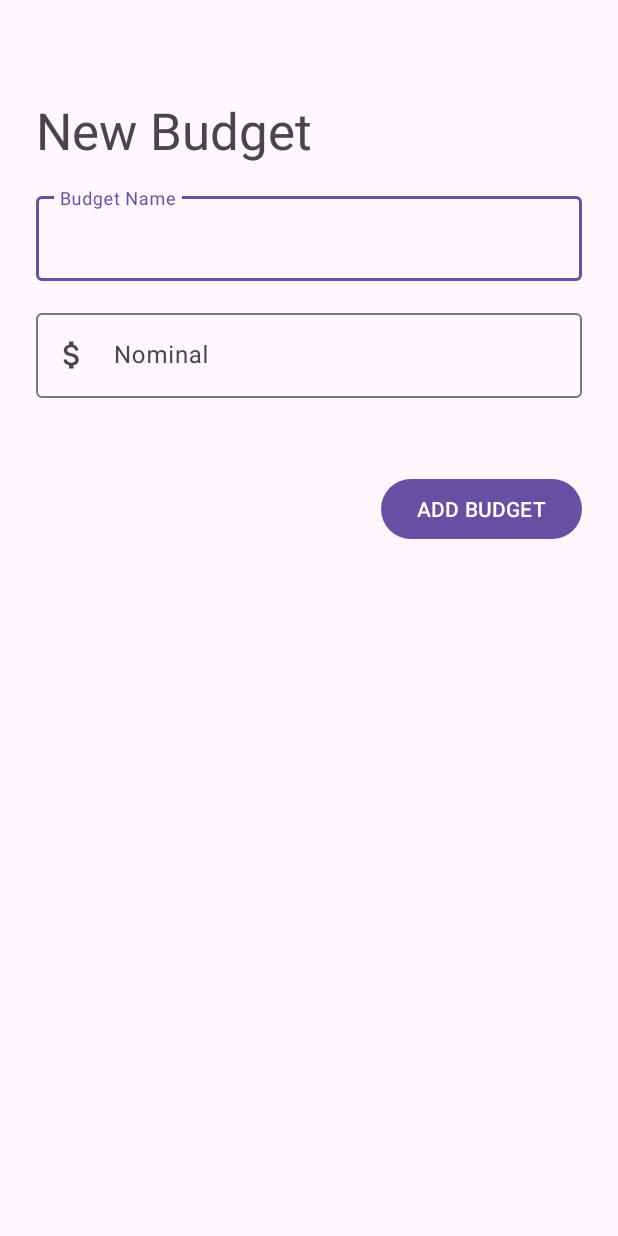
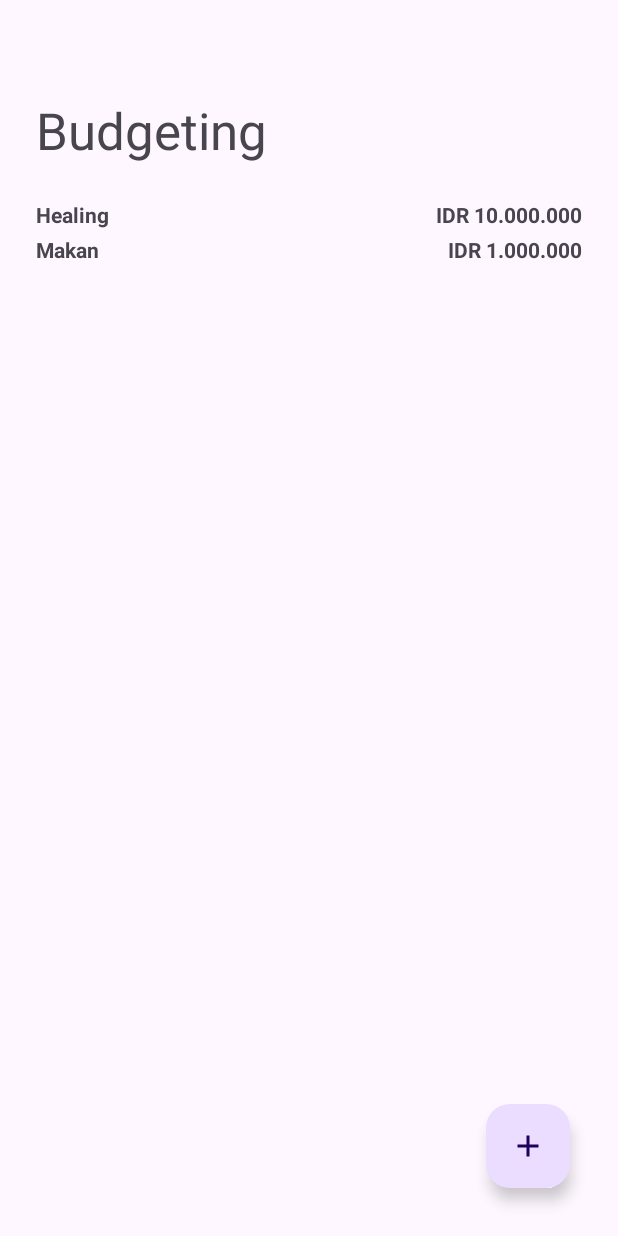
Before and after one commit to WhoIsLiLY/Expense_Tracker, an Android app: the screen it shows after launch (MainActivity), on a phone screen of 412 x 824 dp. Run offline under Robolectric (Android 15) with nearby library versions, the phone set to English and light mode, and no system bars; our stand-ins replace Room's generated code, data binding, navigation-ui.

Commit message:
Finishing Budget
Nambah dao, database, model, util, adapter, view model.
Isi main acivity (main activity untuk activity kedua disini), fragment edit, fragment new, fragment list.
Kurang data binding (kalau diharuskan) dan pengecekan nominal tidak boleh rendah dari expense

```diff
--- /dev/null
+++ b/app/src/main/java/com/ubaya/expensetracker/model/Budget.kt
@@ -0,0 +1,16 @@
+package com.ubaya.expensetracker.model
+
+import androidx.room.ColumnInfo
+import androidx.room.Entity
+import androidx.room.PrimaryKey
+
+@Entity
+data class Budget (
+    @PrimaryKey(autoGenerate = true)
+    @ColumnInfo(name="id")
+    var id: Int = 0,
+    @ColumnInfo(name="name")
+    var name: String,
+    @ColumnInfo(name="nominal")
+    var nominal: Int,
+)
--- /dev/null
+++ b/app/src/main/java/com/ubaya/expensetracker/model/BudgetDao.kt
@@ -0,0 +1,25 @@
+package com.ubaya.expensetracker.model
+
+import androidx.room.Dao
+import androidx.room.Delete
+import androidx.room.Insert
+import androidx.room.OnConflictStrategy
+import androidx.room.Query
+
+@Dao
+interface BudgetDao {
+    @Insert(onConflict = OnConflictStrategy.REPLACE)
+    fun insertAllBudget(vararg budget: Budget)
+
+    @Query("SELECT * FROM budget")
+    fun selectAllBudget(): List<Budget>
+
+    @Query("SELECT * FROM budget WHERE id= :id")
+    fun selectBudget(id:Int): Budget
+
+    @Query("UPDATE budget SET name=:name, nominal=:nominal WHERE id = :id")
+    fun updateBudget(id:Int, name:String, nominal:Int)
+
+    @Delete
+    fun deleteBudget(student: Budget)
+}
--- /dev/null
+++ b/app/src/main/java/com/ubaya/expensetracker/model/BudgetDatabase.kt
@@ -0,0 +1,101 @@
+package com.ubaya.expensetracker.model
+
+import DB_NAME
+import android.content.Context
+import androidx.room.Database
+import androidx.room.Room
+import androidx.room.RoomDatabase
+import androidx.sqlite.db.SupportSQLiteDatabase
+import kotlinx.coroutines.CoroutineScope
+import kotlinx.coroutines.Dispatchers
+import kotlinx.coroutines.launch
+import kotlinx.coroutines.runBlocking
+
+@Database(entities = arrayOf(Budget::class), version =  2)
+abstract class BudgetDatabase: RoomDatabase() {
+    abstract fun budgetDao(): BudgetDao
+
+    companion object {
+        @Volatile private var instance: BudgetDatabase ?= null
+        private val LOCK = Any()
+
+//        private val roomCallback = object : RoomDatabase.Callback() {
+//            override fun onCreate(db: SupportSQLiteDatabase) {
+//                super.onCreate(db)
+//                // Prepopulate with data
+//                CoroutineScope(Dispatchers.IO).launch {
+//                    instance?.budgetDao()?.insertAllBudget(
+//                        Budget(
+//                            name = "Healing",
+//                            nominal = 10000000
+//                        )
+//                    )
+//                    instance?.budgetDao()?.insertAllBudget(
+//                        Budget(
+//                            name = "Makan",
+//                            nominal = 1000000
+//                        )
+//                    )
+//                }
+//            }
+//        }
+
+//        fun getDatabase(context: Context): BudgetDatabase {
+//            return instance ?: synchronized(this) {
+//                val newInstance = Room.databaseBuilder(
+//                    context.applicationContext,
+//                    BudgetDatabase::class.java, DB_NAME)
+//                    .addCallback(roomCallback)
+//                    .build()
+//                instance = newInstance
+//                newInstance
+//            }
+//        }
+
+        fun getDatabase(context: Context, onPrepopulateFinished: () -> Unit = {}): BudgetDatabase {
+            val roomCallback = object : RoomDatabase.Callback() {
+                override fun onCreate(db: SupportSQLiteDatabase) {
+                    super.onCreate(db)
+                    CoroutineScope(Dispatchers.IO).launch {
+                        instance?.budgetDao()?.insertAllBudget(
+                            Budget(name = "Healing", nominal = 10_000_000)
+                        )
+                        instance?.budgetDao()?.insertAllBudget(
+                            Budget(name = "Makan", nominal = 1_000_000)
+                        )
+
+                        // Panggil callback setelah selesai prepopulate
+                        onPrepopulateFinished()
+                    }
+                }
+            }
+
+            return instance ?: synchronized(this) {
+                val newInstance = Room.databaseBuilder(
+                    context.applicationContext,
+                    BudgetDatabase::class.java, DB_NAME
+                )
+                    .addCallback(roomCallback)
+                    .build()
+                instance = newInstance
+                newInstance
+            }
+        }
+
+//        fun buildDatabase(context: Context) =
+//            Room.databaseBuilder(
+//                context.applicationContext,
+//                BudgetDatabase::class.java, DB_NAME)
+//                .build()
+//
+//        operator fun invoke(context: Context) {
+//            if(instance == null) {
+//                synchronized(LOCK) {
+//                    instance ?: buildDatabase(context).also {
+//                        instance = it
+//                    }
+//                }
+//            }
+//        }
+    }
+}
--- /dev/null
+++ b/app/src/main/java/com/ubaya/expensetracker/view/ListBudgetAdapter.kt
@@ -0,0 +1,43 @@
+package com.ubaya.expensetracker.view
+
+import android.view.LayoutInflater
+import android.view.ViewGroup
+import androidx.recyclerview.widget.RecyclerView
+import androidx.navigation.Navigation
+import com.ubaya.expensetracker.databinding.BudgetItemLayoutBinding
+import com.ubaya.expensetracker.model.Budget
+import java.text.NumberFormat
+import java.util.Locale
+
+class ListBudgetAdapter(val budgetList:ArrayList<Budget>)
+    : RecyclerView.Adapter<ListBudgetAdapter.BudgetViewHolder>() {
+    class BudgetViewHolder(var binding: BudgetItemLayoutBinding):
+        RecyclerView.ViewHolder(binding.root)
+
+    override fun onCreateViewHolder(parent: ViewGroup, viewType: Int): BudgetViewHolder {
+        var binding = BudgetItemLayoutBinding.inflate(LayoutInflater.from(parent.context), parent,false)
+        return BudgetViewHolder(binding)
+    }
+
+    override fun onBindViewHolder(holder: BudgetViewHolder, position: Int) {
+        holder.binding.textName.text = budgetList[position].name
+        val nominal = budgetList[position].nominal
+        val formattedNominal = NumberFormat.getNumberInstance(Locale("in", "ID")).format(nominal)
+        holder.binding.textNominal.text = "IDR $formattedNominal"
+
+        holder.binding.textName.setOnClickListener {
+            val action = ListBudgetFragmentDirections.actionEditBudget(budgetList[position].id)
+            Navigation.findNavController(it).navigate(action)
+        }
+    }
+
+    override fun getItemCount(): Int {
+        return budgetList.size
+    }
+
+    fun updateBudgetList(listBudget: List<Budget>) {
+        budgetList.clear()
+        budgetList.addAll(listBudget)
+        notifyDataSetChanged()
+    }
+}
--- /dev/null
+++ b/app/src/main/java/com/ubaya/expensetracker/view/ListBudgetFragment.kt
@@ -0,0 +1,85 @@
+package com.ubaya.expensetracker.view
+
+import android.os.Bundle
+import androidx.fragment.app.Fragment
+import android.view.LayoutInflater
+import android.view.View
+import android.view.ViewGroup
+import androidx.lifecycle.MutableLiveData
+import androidx.lifecycle.Observer
+import androidx.lifecycle.ViewModelProvider
+import androidx.navigation.Navigation
+import androidx.recyclerview.widget.LinearLayoutManager
+import com.ubaya.expensetracker.databinding.FragmentListBudgetBinding
+import com.ubaya.expensetracker.viewmodel.ListBudgetViewModel
+
+/**
+ * A simple [Fragment] subclass.
+ * Use the [ListBudgetFragment.newInstance] factory method to
+ * create an instance of this fragment.
+ */
+class ListBudgetFragment : Fragment() {
+    private lateinit var binding: FragmentListBudgetBinding
+    private lateinit var viewModel: ListBudgetViewModel
+    private val budgetListAdapter = ListBudgetAdapter(arrayListOf())
+
+    override fun onCreateView(
+        inflater: LayoutInflater, container: ViewGroup?,
+        savedInstanceState: Bundle?
+    ): View? {
+        // Inflate the layout for this fragment
+        binding = FragmentListBudgetBinding.inflate(inflater, container,false)
+        return binding.root
+    }
+
+    override fun onViewCreated(view: View, savedInstanceState: Bundle?) {
+        super.onViewCreated(view, savedInstanceState)
+
+        viewModel = ViewModelProvider(this).get(ListBudgetViewModel::class.java)
+        viewModel.refresh()
+        binding.recViewBudget.layoutManager = LinearLayoutManager(context)
+        binding.recViewBudget.adapter = budgetListAdapter
+
+        binding.btnFab.setOnClickListener {
+            val action = ListBudgetFragmentDirections.actionNewBudget()
+            Navigation.findNavController(it).navigate(action)
+        }
+
+        observeViewModel()
+    }
+
+    fun observeViewModel() {
+        viewModel.budgetLD.observe(viewLifecycleOwner, Observer {
+            budgetListAdapter.updateBudgetList(it)
+            if(it.isEmpty()) {
+                binding.recViewBudget?.visibility = View.GONE
+                binding.txtError.setText("Your todo still empty.")
+            } else {
+                binding.recViewBudget?.visibility = View.VISIBLE
+            }
+        })
+
+        viewModel.budgetloadingLD.observe(viewLifecycleOwner, Observer {
+            if(it == false) {
+                binding.progressLoad?.visibility = View.GONE
+            } else {
+                binding.progressLoad?.visibility = View.VISIBLE
+            }
+        })
+
+        viewModel.budgetLoadErrorLD.observe(viewLifecycleOwner, Observer {
+            if(it == false) {
+                binding.txtError?.visibility = View.GONE
+            } else {
+                binding.txtError?.visibility = View.VISIBLE
+            }
+        })
+
+        viewModel.needRefresh.observe(viewLifecycleOwner) {
+            if (it == true) {
+                viewModel.refresh()
+                viewModel.needRefresh.value = false
+            }
+        }
+    }
+}
--- a/app/src/main/java/com/ubaya/expensetracker/view/MainActivity.kt
+++ b/app/src/main/java/com/ubaya/expensetracker/view/MainActivity.kt
@@ -1,21 +1,28 @@
 package com.ubaya.expensetracker.view
 
 import android.os.Bundle
-import androidx.activity.enableEdgeToEdge
 import androidx.appcompat.app.AppCompatActivity
-import androidx.core.view.ViewCompat
-import androidx.core.view.WindowInsetsCompat
+import androidx.navigation.NavController
+import androidx.navigation.fragment.NavHostFragment
+import androidx.navigation.ui.NavigationUI
 import com.ubaya.expensetracker.R
+import com.ubaya.expensetracker.databinding.ActivityMainBinding
 
 class MainActivity : AppCompatActivity() {
+    private lateinit var binding: ActivityMainBinding
+//    private lateinit var navController: NavController
+
     override fun onCreate(savedInstanceState: Bundle?) {
         super.onCreate(savedInstanceState)
-        enableEdgeToEdge()
-        setContentView(R.layout.activity_main)
-        ViewCompat.setOnApplyWindowInsetsListener(findViewById(R.id.main)) { v, insets ->
-            val systemBars = insets.getInsets(WindowInsetsCompat.Type.systemBars())
-            v.setPadding(systemBars.left, systemBars.top, systemBars.right, systemBars.bottom)
-            insets
-        }
+        binding = ActivityMainBinding.inflate(layoutInflater)
+        val view = binding.root
+        setContentView(view)
+
+//        navController = (supportFragmentManager.findFragmentById(R.id.fragmentHost) as NavHostFragment).navController
+//        NavigationUI.setupActionBarWithNavController(this, navController)
     }
+
+//    override fun onSupportNavigateUp(): Boolean {
+//        return NavigationUI.navigateUp(navController,null)
+//    }
 }
--- a/app/src/main/java/com/ubaya/expensetracker/view/NewBudget.kt
+++ /dev/null
@@ -1,23 +0,0 @@
-package com.ubaya.expensetracker.view
-
-import android.os.Bundle
-import androidx.fragment.app.Fragment
-import android.view.LayoutInflater
-import android.view.View
-import android.view.ViewGroup
-import com.ubaya.expensetracker.R
-
-/**
- * A simple [Fragment] subclass.
- * Use the [NewBudget.newInstance] factory method to
- * create an instance of this fragment.
- */
-class NewBudget : Fragment() {
-    override fun onCreateView(
-        inflater: LayoutInflater, container: ViewGroup?,
-        savedInstanceState: Bundle?
-    ): View? {
-        // Inflate the layout for this fragment
-        return inflater.inflate(R.layout.fragment_new_budget, container, false)
-    }
-}
--- /dev/null
+++ b/app/src/main/java/com/ubaya/expensetracker/viewmodel/ListBudgetViewModel.kt
@@ -0,0 +1,53 @@
+package com.ubaya.expensetracker.viewmodel
+
+import android.app.Application
+import androidx.lifecycle.AndroidViewModel
+import androidx.lifecycle.MutableLiveData
+import buildDb
+import com.ubaya.expensetracker.model.Budget
+import com.ubaya.expensetracker.model.BudgetDatabase
+import kotlinx.coroutines.CoroutineScope
+import kotlinx.coroutines.Dispatchers
+import kotlinx.coroutines.Job
+import kotlinx.coroutines.launch
+import java.util.UUID
+import kotlin.coroutines.CoroutineContext
+
+class ListBudgetViewModel(application: Application)
+    : AndroidViewModel(application), CoroutineScope {
+
+    val budgetLD = MutableLiveData<List<Budget>>()
+    val budgetLoadErrorLD = MutableLiveData<Boolean>()
+    val budgetloadingLD = MutableLiveData<Boolean>()
+    private var job = Job()
+
+    val needRefresh = MutableLiveData<Boolean>()
+
+    override val coroutineContext: CoroutineContext
+        get() = job + Dispatchers.IO
+
+    //Refresh or populate data to budgetLD from database
+    fun refresh() {
+        budgetloadingLD.value = true
+        budgetLoadErrorLD.value = false
+        launch {
+//            val db = buildDb(getApplication())
+            val db = BudgetDatabase.getDatabase(getApplication()) {
+                needRefresh.postValue(true)
+            }
+
+            budgetLD.postValue(db.budgetDao().selectAllBudget())
+            budgetloadingLD.postValue(false)
+        }
+    }
+
+    //Delete budget (Seharusnya tidak perlu)
+    fun clearBudget(budget: Budget) {
+        launch {
+            val db = buildDb(getApplication())
+            db.budgetDao().deleteBudget(budget)
+
+            budgetLD.postValue(db.budgetDao().selectAllBudget())
+        }
+    }
+}
--- a/app/src/main/res/layout/activity_main.xml
+++ b/app/src/main/res/layout/activity_main.xml
@@ -8,12 +8,14 @@
     tools:context=".view.MainActivity">
 
     <androidx.fragment.app.FragmentContainerView
-        android:id="@+id/fragmentContainerView"
-        android:name="com.ubaya.expensetracker.view.NewBudget"
+        android:id="@+id/fragmentHost"
+        android:name="androidx.navigation.fragment.NavHostFragment"
         android:layout_width="0dp"
         android:layout_height="0dp"
+        app:defaultNavHost="true"
         app:layout_constraintBottom_toBottomOf="parent"
         app:layout_constraintEnd_toEndOf="parent"
         app:layout_constraintStart_toStartOf="parent"
-        app:layout_constraintTop_toTopOf="parent" />
+        app:layout_constraintTop_toTopOf="parent"
+        app:navGraph="@navigation/navigation_main"/>
 </androidx.constraintlayout.widget.ConstraintLayout>
--- a/app/src/main/res/layout/budget_item_layout.xml
+++ b/app/src/main/res/layout/budget_item_layout.xml
@@ -11,15 +11,19 @@
             android:id="@+id/textName"
             android:layout_width="wrap_content"
             android:layout_height="wrap_content"
+            android:layout_marginBottom="4sp"
             android:layout_weight="1"
-            android:text="Healing" />
+            android:text="Healing"
+            android:textStyle="bold" />
 
         <TextView
             android:id="@+id/textNominal"
             android:layout_width="wrap_content"
             android:layout_height="wrap_content"
+            android:layout_marginBottom="4sp"
             android:layout_weight="1"
             android:text="IDR 2.000.000"
-            android:textAlignment="textEnd" />
+            android:textAlignment="textEnd"
+            android:textStyle="bold" />
     </LinearLayout>
 </layout>
--- a/app/src/main/res/layout/fragment_list_budget.xml
+++ b/app/src/main/res/layout/fragment_list_budget.xml
@@ -4,7 +4,7 @@
     xmlns:tools="http://schemas.android.com/tools"
     android:layout_width="match_parent"
     android:layout_height="match_parent"
-    tools:context=".view.ListBudget">
+    tools:context=".view.ListBudgetFragment">
 
     <androidx.constraintlayout.widget.ConstraintLayout
         android:layout_width="match_parent"
@@ -28,8 +28,9 @@
             android:layout_width="0dp"
             android:layout_height="0dp"
             android:layout_marginStart="24dp"
-            android:layout_marginTop="16dp"
+            android:layout_marginTop="24dp"
             android:layout_marginEnd="24dp"
+            android:layout_marginBottom="24dp"
             app:layout_constraintBottom_toBottomOf="parent"
             app:layout_constraintEnd_toEndOf="parent"
             app:layout_constraintStart_toStartOf="parent"
--- a/app/src/main/res/layout/fragment_new_budget.xml
+++ b/app/src/main/res/layout/fragment_new_budget.xml
@@ -4,7 +4,7 @@
     xmlns:tools="http://schemas.android.com/tools"
     android:layout_width="match_parent"
     android:layout_height="match_parent"
-    tools:context=".view.NewBudget">
+    tools:context=".view.NewBudgetFragment">
 
     <!-- TODO: Update blank fragment layout -->
 
@@ -26,7 +26,7 @@
             app:layout_constraintTop_toTopOf="parent" />
 
         <com.google.android.material.textfield.TextInputLayout
-            android:id="@+id/textInputLayout"
+            android:id="@+id/textInputLayoutName"
             android:layout_width="match_parent"
             android:layout_height="wrap_content"
             android:layout_marginStart="24dp"
@@ -44,7 +44,7 @@
         </com.google.android.material.textfield.TextInputLayout>
 
         <com.google.android.material.textfield.TextInputLayout
-            android:id="@+id/textInputLayout2"
+            android:id="@+id/textInputLayoutNominal"
             android:layout_width="match_parent"
             android:layout_height="wrap_content"
             android:layout_marginStart="24dp"
@@ -53,7 +53,7 @@
             app:endIconMode="none"
             app:layout_constraintEnd_toEndOf="parent"
             app:layout_constraintStart_toStartOf="parent"
-            app:layout_constraintTop_toBottomOf="@+id/textInputLayout"
+            app:layout_constraintTop_toBottomOf="@+id/textInputLayoutName"
             app:startIconDrawable="@drawable/baseline_attach_money_24"
             app:startIconScaleType="centerInside">
 
@@ -73,7 +73,7 @@
             android:layout_marginEnd="24dp"
             android:text="ADD BUDGET"
             app:layout_constraintEnd_toEndOf="parent"
-            app:layout_constraintTop_toBottomOf="@id/textInputLayout2" />
+            app:layout_constraintTop_toBottomOf="@id/textInputLayoutNominal" />
 
     </androidx.constraintlayout.widget.ConstraintLayout>
 
--- /dev/null
+++ b/app/src/main/res/navigation/navigation_main.xml
@@ -0,0 +1,38 @@
+<?xml version="1.0" encoding="utf-8"?>
+<navigation xmlns:android="http://schemas.android.com/apk/res/android"
+    xmlns:app="http://schemas.android.com/apk/res-auto"
+    xmlns:tools="http://schemas.android.com/tools"
+    android:id="@+id/navigation_main"
+    app:startDestination="@id/listBudgetFragment">
+
+    <fragment
+        android:id="@+id/listBudgetFragment"
+        android:name="com.ubaya.expensetracker.view.ListBudgetFragment"
+        android:label="fragment_list_budget"
+        tools:layout="@layout/fragment_list_budget" >
+        <action
+            android:id="@+id/actionEditBudget"
+            app:destination="@id/editBudgetFragment"
+            app:enterAnim="@android:anim/fade_in"
+            app:exitAnim="@android:anim/fade_out" />
+        <action
+            android:id="@+id/actionNewBudget"
+            app:destination="@id/newBudgetFragment"
+            app:enterAnim="@android:anim/fade_in"
+            app:exitAnim="@android:anim/fade_out" />
+    </fragment>
+    <fragment
+        android:id="@+id/editBudgetFragment"
+        android:name="com.ubaya.expensetracker.view.EditBudgetFragment"
+        android:label="fragment_edit_budget"
+        tools:layout="@layout/fragment_edit_budget" >
+        <argument
+            android:name="id"
+            app:argType="integer" />
+    </fragment>
+    <fragment
+        android:id="@+id/newBudgetFragment"
+        android:name="com.ubaya.expensetracker.view.NewBudgetFragment"
+        android:label="fragment_new_budget"
+        tools:layout="@layout/fragment_new_budget" />
+</navigation>
```
Also changed, not shown: app/src/main/java/com/ubaya/expensetracker/util/UtilBudget.kt (added, +13 -0 lines), app/src/main/java/com/ubaya/expensetracker/view/EditBudget.kt (deleted, +0 -23 lines), app/src/main/java/com/ubaya/expensetracker/view/EditBudgetFragment.kt (added, +54 -0 lines), app/src/main/java/com/ubaya/expensetracker/view/ListBudget.kt (deleted, +0 -46 lines), app/src/main/java/com/ubaya/expensetracker/view/NewBudgetFragment.kt (added, +68 -0 lines), app/src/main/java/com/ubaya/expensetracker/viewmodel/DetailBudgetViewModel.kt (added, +44 -0 lines), app/src/main/res/layout/fragment_edit_budget.xml (+5 -5 lines).
